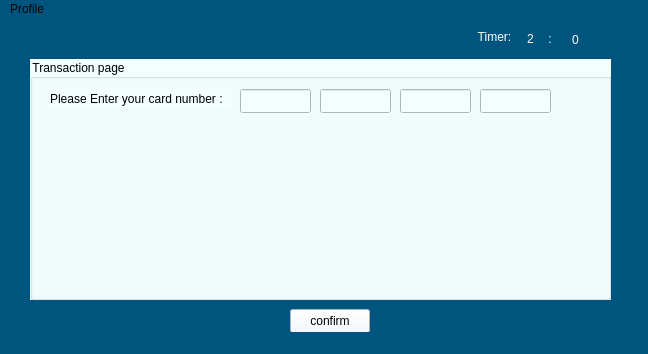
Above: Login_And_Admin/abstract_transactions.ui from AP-projects-4001/esm-nadarim before the change. Below: the same form after it.
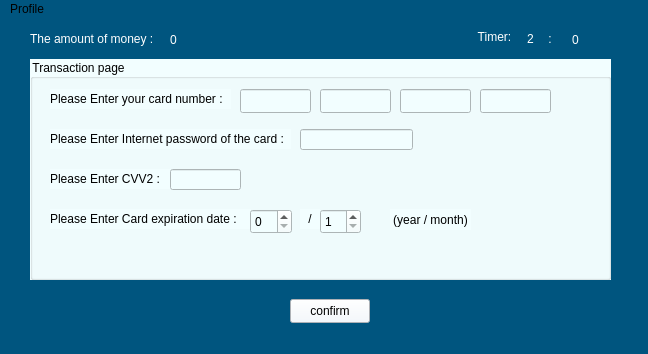
That is the form after the change.

Commit message: added peyment_client class

```diff
--- a/Login_And_Admin/abstract_transactions.ui
+++ b/Login_And_Admin/abstract_transactions.ui
@@ -10,6 +10,18 @@
     <height>354</height>
    </rect>
   </property>
+  <property name="minimumSize">
+   <size>
+    <width>648</width>
+    <height>354</height>
+   </size>
+  </property>
+  <property name="maximumSize">
+   <size>
+    <width>648</width>
+    <height>354</height>
+   </size>
+  </property>
   <property name="windowTitle">
    <string>MainWindow</string>
   </property>
@@ -24,7 +36,7 @@
       <x>30</x>
       <y>40</y>
       <width>581</width>
-      <height>241</height>
+      <height>221</height>
      </rect>
     </property>
     <property name="styleSheet">
@@ -101,12 +113,156 @@
       <number>4</number>
      </property>
     </widget>
+    <widget class="QSpinBox" name="spinBox">
+     <property name="geometry">
+      <rect>
+       <x>290</x>
+       <y>150</y>
+       <width>41</width>
+       <height>25</height>
+      </rect>
+     </property>
+     <property name="layoutDirection">
+      <enum>Qt::LeftToRight</enum>
+     </property>
+     <property name="minimum">
+      <number>1</number>
+     </property>
+     <property name="maximum">
+      <number>12</number>
+     </property>
+    </widget>
+    <widget class="QLabel" name="label_4">
+     <property name="geometry">
+      <rect>
+       <x>20</x>
+       <y>150</y>
+       <width>201</width>
+       <height>20</height>
+      </rect>
+     </property>
+     <property name="styleSheet">
+      <string notr="true">font: 600 9pt &quot;Segoe UI&quot;;</string>
+     </property>
+     <property name="text">
+      <string>Please Enter Card expiration date :</string>
+     </property>
+    </widget>
+    <widget class="QLabel" name="label_5">
+     <property name="geometry">
+      <rect>
+       <x>270</x>
+       <y>150</y>
+       <width>20</width>
+       <height>20</height>
+      </rect>
+     </property>
+     <property name="styleSheet">
+      <string notr="true">font: 700 9pt &quot;Segoe UI&quot;;</string>
+     </property>
+     <property name="text">
+      <string>/</string>
+     </property>
+     <property name="alignment">
+      <set>Qt::AlignCenter</set>
+     </property>
+    </widget>
+    <widget class="QLabel" name="label_3">
+     <property name="geometry">
+      <rect>
+       <x>20</x>
+       <y>110</y>
+       <width>131</width>
+       <height>20</height>
+      </rect>
+     </property>
+     <property name="styleSheet">
+      <string notr="true">font: 600 9pt &quot;Segoe UI&quot;;</string>
+     </property>
+     <property name="text">
+      <string>Please Enter CVV2 :</string>
+     </property>
+    </widget>
+    <widget class="QSpinBox" name="spinBox_2">
+     <property name="geometry">
+      <rect>
+       <x>220</x>
+       <y>150</y>
+       <width>42</width>
+       <height>25</height>
+      </rect>
+     </property>
+    </widget>
+    <widget class="QLineEdit" name="lineEdit_CVV2">
+     <property name="geometry">
+      <rect>
+       <x>140</x>
+       <y>110</y>
+       <width>71</width>
+       <height>21</height>
+      </rect>
+     </property>
+     <property name="maxLength">
+      <number>4</number>
+     </property>
+     <property name="echoMode">
+      <enum>QLineEdit::Password</enum>
+     </property>
+    </widget>
+    <widget class="QLabel" name="label_2">
+     <property name="geometry">
+      <rect>
+       <x>20</x>
+       <y>70</y>
+       <width>241</width>
+       <height>20</height>
+      </rect>
+     </property>
+     <property name="styleSheet">
+      <string notr="true">font: 600 9pt &quot;Segoe UI&quot;;</string>
+     </property>
+     <property name="text">
+      <string>Please Enter Internet password of the card :</string>
+     </property>
+    </widget>
+    <widget class="QLineEdit" name="lineEdit_pass">
+     <property name="geometry">
+      <rect>
+       <x>270</x>
+       <y>70</y>
+       <width>113</width>
+       <height>21</height>
+      </rect>
+     </property>
+     <property name="maxLength">
+      <number>15</number>
+     </property>
+     <property name="echoMode">
+      <enum>QLineEdit::Password</enum>
+     </property>
+    </widget>
+    <widget class="QLabel" name="label_6">
+     <property name="geometry">
+      <rect>
+       <x>360</x>
+       <y>150</y>
+       <width>81</width>
+       <height>21</height>
+      </rect>
+     </property>
+     <property name="text">
+      <string>(year / month)</string>
+     </property>
+     <property name="alignment">
+      <set>Qt::AlignCenter</set>
+     </property>
+    </widget>
    </widget>
    <widget class="QPushButton" name="pushButton_confirm">
     <property name="geometry">
      <rect>
       <x>290</x>
-      <y>290</y>
+      <y>280</y>
       <width>80</width>
       <height>24</height>
      </rect>
@@ -196,6 +352,40 @@
      <set>Qt::AlignCenter</set>
     </property>
    </widget>
+   <widget class="QLabel" name="label_9">
+    <property name="geometry">
+     <rect>
+      <x>30</x>
+      <y>10</y>
+      <width>131</width>
+      <height>20</height>
+     </rect>
+    </property>
+    <property name="styleSheet">
+     <string notr="true">font: 600 9pt &quot;Segoe UI&quot;;
+color: rgb(255, 255, 255);</string>
+    </property>
+    <property name="text">
+     <string>The amount of money :</string>
+    </property>
+   </widget>
+   <widget class="QLabel" name="label_money">
+    <property name="geometry">
+     <rect>
+      <x>170</x>
+      <y>10</y>
+      <width>81</width>
+      <height>21</height>
+     </rect>
+    </property>
+    <property name="styleSheet">
+     <string notr="true">font: 600 9pt &quot;Segoe UI&quot;;
+color: rgb(255, 255, 255);</string>
+    </property>
+    <property name="text">
+     <string>0</string>
+    </property>
+   </widget>
   </widget>
   <widget class="QMenuBar" name="menubar">
    <property name="geometry">
```
The commit also changes 8 other files.
